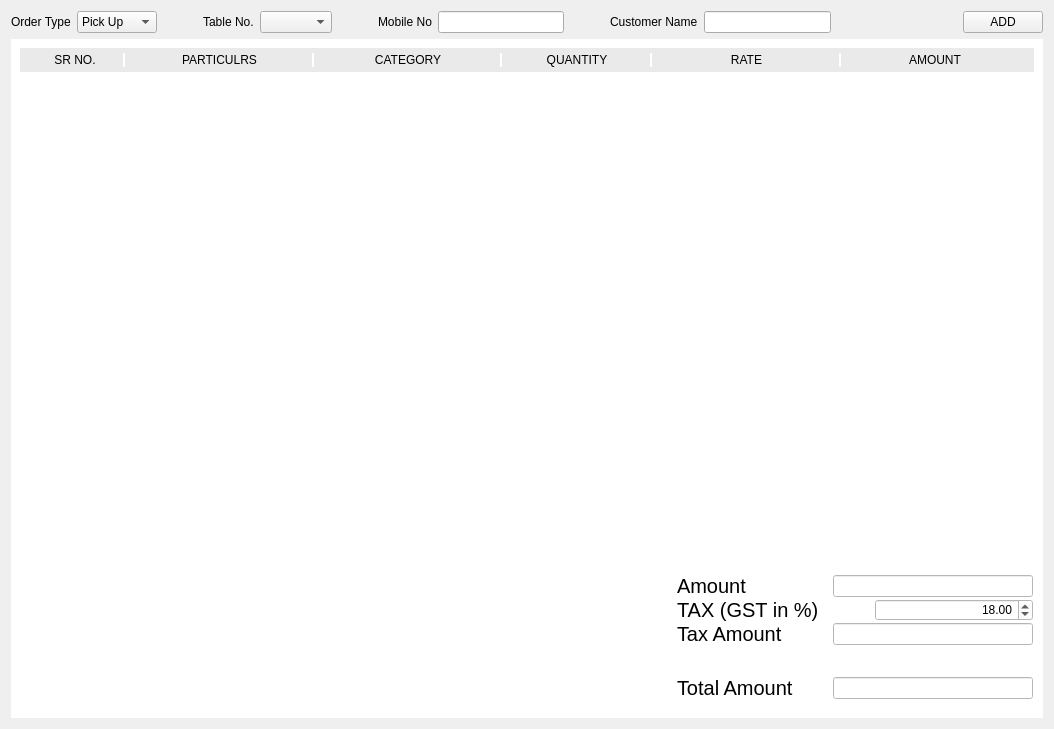
Old version of the form menu/order/orderwidget.ui in the repository Anmol-A-jain/Dyner.
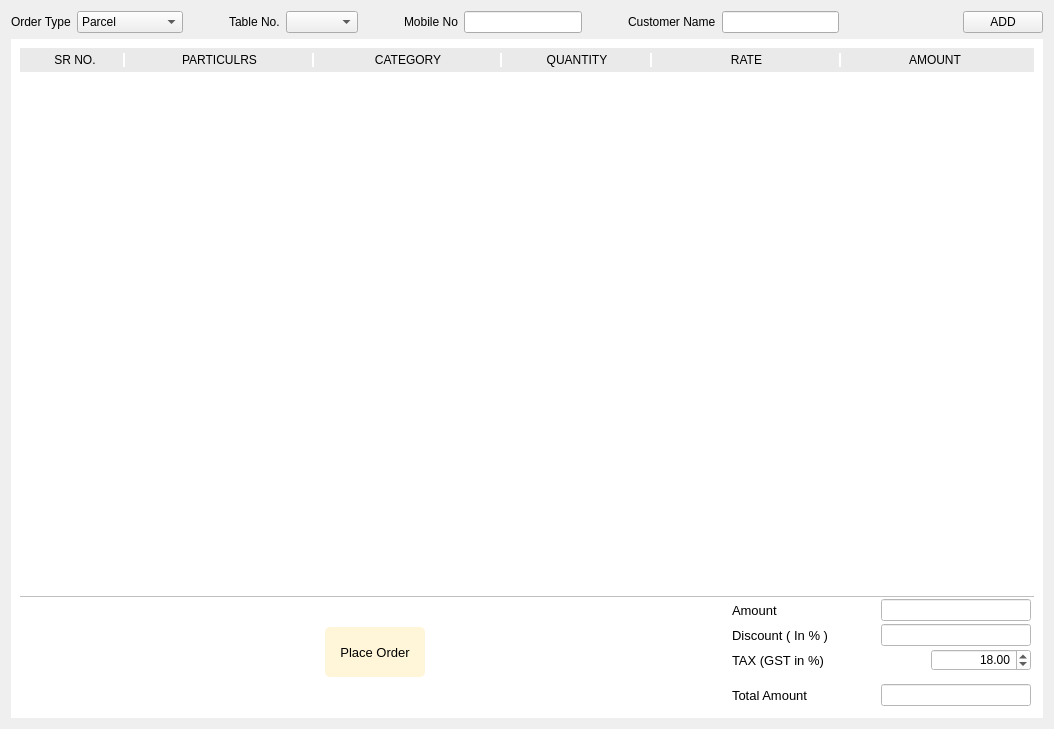
New version of the form.

Diff of the .ui file:
```diff
--- a/menu/order/orderwidget.ui
+++ b/menu/order/orderwidget.ui
@@ -37,12 +37,12 @@
           <widget class="QComboBox" name="cmbOrrderType">
            <item>
             <property name="text">
-             <string>Pick Up</string>
+             <string>Parcel</string>
             </property>
            </item>
            <item>
             <property name="text">
-             <string>Table No</string>
+             <string>Booked Table</string>
             </property>
            </item>
           </widget>
@@ -97,7 +97,17 @@
           </widget>
          </item>
          <item>
-          <widget class="QLineEdit" name="txtMblNo"/>
+          <widget class="QLineEdit" name="txtMblNo">
+           <property name="inputMask">
+            <string/>
+           </property>
+           <property name="maxLength">
+            <number>10</number>
+           </property>
+           <property name="cursorPosition">
+            <number>0</number>
+           </property>
+          </widget>
          </item>
          <item>
           <spacer name="horizontalSpacer_7">
@@ -123,7 +133,7 @@
           </widget>
          </item>
          <item>
-          <widget class="QLineEdit" name="custName"/>
+          <widget class="QLineEdit" name="txtCustName"/>
          </item>
          <item>
           <spacer name="horizontalSpacer">
@@ -383,6 +393,13 @@
                </item>
                <item>
                 <widget class="QWidget" name="horizontalWidget" native="true">
+                 <property name="styleSheet">
+                  <string notr="true">#horizontalWidget
+{
+	border-top: 1 solid silver ;
+}
+</string>
+                 </property>
                  <layout class="QHBoxLayout" name="horizontalLayout_4">
                   <property name="spacing">
                    <number>0</number>
@@ -404,6 +421,44 @@
                     <property name="orientation">
                      <enum>Qt::Horizontal</enum>
                     </property>
+                    <property name="sizeType">
+                     <enum>QSizePolicy::Expanding</enum>
+                    </property>
+                    <property name="sizeHint" stdset="0">
+                     <size>
+                      <width>40</width>
+                      <height>20</height>
+                     </size>
+                    </property>
+                   </spacer>
+                  </item>
+                  <item>
+                   <widget class="QPushButton" name="pushButton_2">
+                    <property name="minimumSize">
+                     <size>
+                      <width>100</width>
+                      <height>50</height>
+                     </size>
+                    </property>
+                    <property name="font">
+                     <font>
+                      <pointsize>10</pointsize>
+                     </font>
+                    </property>
+                    <property name="styleSheet">
+                     <string notr="true">background-color: rgb(255, 246, 217);
+border-radius:5px;</string>
+                    </property>
+                    <property name="text">
+                     <string>Place Order</string>
+                    </property>
+                   </widget>
+                  </item>
+                  <item>
+                   <spacer name="horizontalSpacer_6">
+                    <property name="orientation">
+                     <enum>Qt::Horizontal</enum>
+                    </property>
                     <property name="sizeHint" stdset="0">
                      <size>
                       <width>40</width>
@@ -420,15 +475,32 @@
                       <height>0</height>
                      </size>
                     </property>
+                    <property name="maximumSize">
+                     <size>
+                      <width>350</width>
+                      <height>16777215</height>
+                     </size>
+                    </property>
+                    <property name="styleSheet">
+                     <string notr="true">#verticalWidget{
+	border-top: 1 solid silver;
+}</string>
+                    </property>
                     <layout class="QVBoxLayout" name="verticalLayout_6">
                      <property name="spacing">
-                      <number>0</number>
+                      <number>3</number>
                      </property>
-                     <property name="sizeConstraint">
-                      <enum>QLayout::SetFixedSize</enum>
+                     <property name="leftMargin">
+                      <number>3</number>
+                     </property>
+                     <property name="topMargin">
+                      <number>3</number>
                      </property>
                      <property name="rightMargin">
-                      <number>1</number>
+                      <number>3</number>
+                     </property>
+                     <property name="bottomMargin">
+                      <number>3</number>
                      </property>
                      <item>
                       <layout class="QHBoxLayout" name="horizontalLayout_5">
@@ -439,7 +511,7 @@
                         <widget class="QLabel" name="label_2">
                          <property name="font">
                           <font>
-                           <pointsize>15</pointsize>
+                           <pointsize>10</pointsize>
                           </font>
                          </property>
                          <property name="text">
@@ -467,13 +539,13 @@
                         <widget class="QLineEdit" name="txtAmount">
                          <property name="minimumSize">
                           <size>
-                           <width>200</width>
+                           <width>150</width>
                            <height>0</height>
                           </size>
                          </property>
                          <property name="maximumSize">
                           <size>
-                           <width>200</width>
+                           <width>150</width>
                            <height>16777215</height>
                           </size>
                          </property>
@@ -490,13 +562,67 @@
                        </item>
                       </layout>
                      </item>
+                     <item>
+                      <layout class="QHBoxLayout" name="horizontalLayout_9">
+                       <item>
+                        <widget class="QLabel" name="lable_6">
+                         <property name="font">
+                          <font>
+                           <pointsize>10</pointsize>
+                          </font>
+                         </property>
+                         <property name="text">
+                          <string>Discount ( In % )</string>
+                         </property>
+                        </widget>
+                       </item>
+                       <item>
+                        <spacer name="horizontalSpacer_11">
+                         <property name="orientation">
+                          <enum>Qt::Horizontal</enum>
+                         </property>
+                         <property name="sizeType">
+                          <enum>QSizePolicy::Preferred</enum>
+                         </property>
+                         <property name="sizeHint" stdset="0">
+                          <size>
+                           <width>40</width>
+                           <height>20</height>
+                          </size>
+                         </property>
+                        </spacer>
+                       </item>
+                       <item>
+                        <widget class="QLineEdit" name="txtDiscount">
+                         <property name="minimumSize">
+                          <size>
+                           <width>150</width>
+                           <height>0</height>
+                          </size>
+                         </property>
+                         <property name="maximumSize">
+                          <size>
+                           <width>150</width>
+                           <height>16777215</height>
+                          </size>
+                         </property>
+                         <property name="alignment">
+                          <set>Qt::AlignRight|Qt::AlignTrailing|Qt::AlignVCenter</set>
+                         </property>
+                         <property name="readOnly">
+                          <bool>true</bool>
+                         </property>
+                        </widget>
+                       </item>
+                      </layout>
+                     </item>
                      <item>
                       <layout class="QHBoxLayout" name="horizontalLayout_6">
                        <item>
                         <widget class="QLabel" name="label_3">
                          <property name="font">
                           <font>
-                           <pointsize>15</pointsize>
+                           <pointsize>10</pointsize>
                           </font>
                          </property>
                          <property name="text">
@@ -524,13 +650,13 @@
                         <widget class="QDoubleSpinBox" name="txtTax">
                          <property name="minimumSize">
                           <size>
-                           <width>150</width>
+                           <width>100</width>
                            <height>0</height>
                           </size>
                          </property>
                          <property name="maximumSize">
                           <size>
-                           <width>200</width>
+                           <width>100</width>
                            <height>16777215</height>
                           </size>
                          </property>
@@ -547,72 +673,18 @@
                        </item>
                       </layout>
                      </item>
-                     <item>
-                      <layout class="QHBoxLayout" name="horizontalLayout_8">
-                       <item>
-                        <widget class="QLabel" name="lable_5">
-                         <property name="font">
-                          <font>
-                           <pointsize>15</pointsize>
-                          </font>
-                         </property>
-                         <property name="text">
-                          <string>Tax Amount</string>
-                         </property>
-                        </widget>
-                       </item>
-                       <item>
-                        <spacer name="horizontalSpacer_10">
-                         <property name="orientation">
-                          <enum>Qt::Horizontal</enum>
-                         </property>
-                         <property name="sizeType">
-                          <enum>QSizePolicy::Preferred</enum>
-                         </property>
-                         <property name="sizeHint" stdset="0">
-                          <size>
-                           <width>40</width>
-                           <height>20</height>
-                          </size>
-                         </property>
-                        </spacer>
-                       </item>
-                       <item>
-                        <widget class="QLineEdit" name="txtTaxAmount">
-                         <property name="minimumSize">
-                          <size>
-                           <width>200</width>
-                           <height>0</height>
-                          </size>
-                         </property>
-                         <property name="maximumSize">
-                          <size>
-                           <width>200</width>
-                           <height>16777215</height>
-                          </size>
-                         </property>
-                         <property name="alignment">
-                          <set>Qt::AlignRight|Qt::AlignTrailing|Qt::AlignVCenter</set>
-                         </property>
-                         <property name="readOnly">
-                          <bool>true</bool>
-                         </property>
-                        </widget>
-                       </item>
-                      </layout>
-                     </item>
                      <item>
                       <spacer name="verticalSpacer_2">
                        <property name="orientation">
                         <enum>Qt::Vertical</enum>
                        </property>
                        <property name="sizeType">
-                        <enum>QSizePolicy::Minimum</enum>
+                        <enum>QSizePolicy::Fixed</enum>
                        </property>
                        <property name="sizeHint" stdset="0">
                         <size>
                          <width>20</width>
-                         <height>30</height>
+                         <height>10</height>
                         </size>
                        </property>
                       </spacer>
@@ -623,7 +695,7 @@
                         <widget class="QLabel" name="label_4">
                          <property name="font">
                           <font>
-                           <pointsize>15</pointsize>
+                           <pointsize>10</pointsize>
                           </font>
                          </property>
                          <property name="text">
@@ -651,13 +723,13 @@
                         <widget class="QLineEdit" name="txtTotalAmount">
                          <property name="minimumSize">
                           <size>
-                           <width>200</width>
+                           <width>150</width>
                            <height>0</height>
                           </size>
                          </property>
                          <property name="maximumSize">
                           <size>
-                           <width>200</width>
+                           <width>150</width>
                            <height>16777215</height>
                           </size>
                          </property>
```
